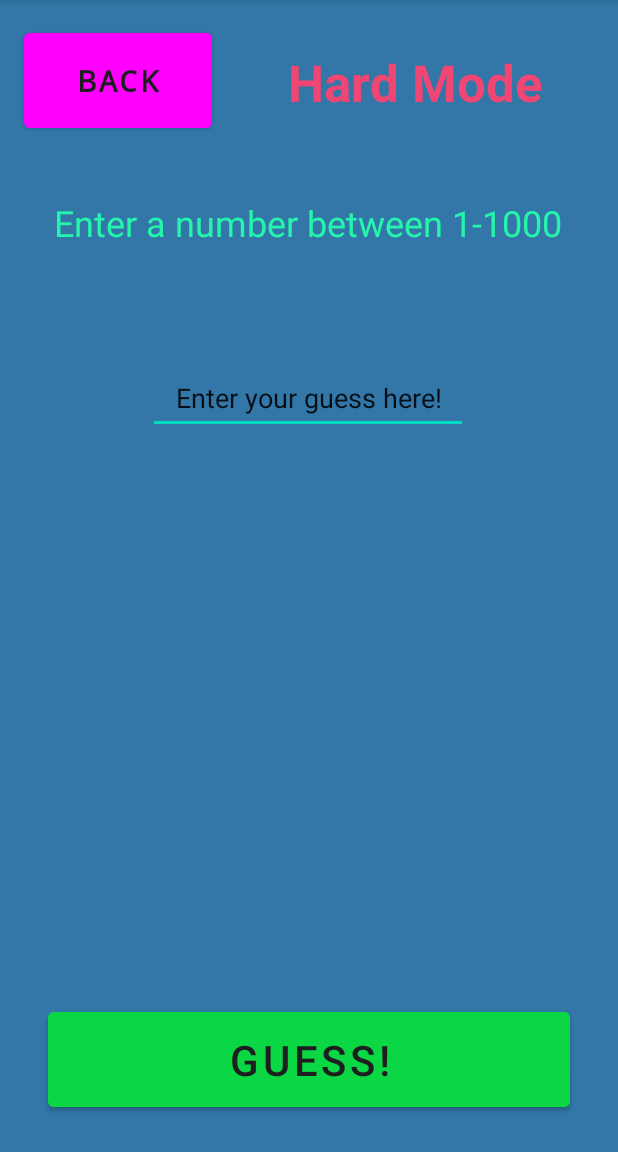
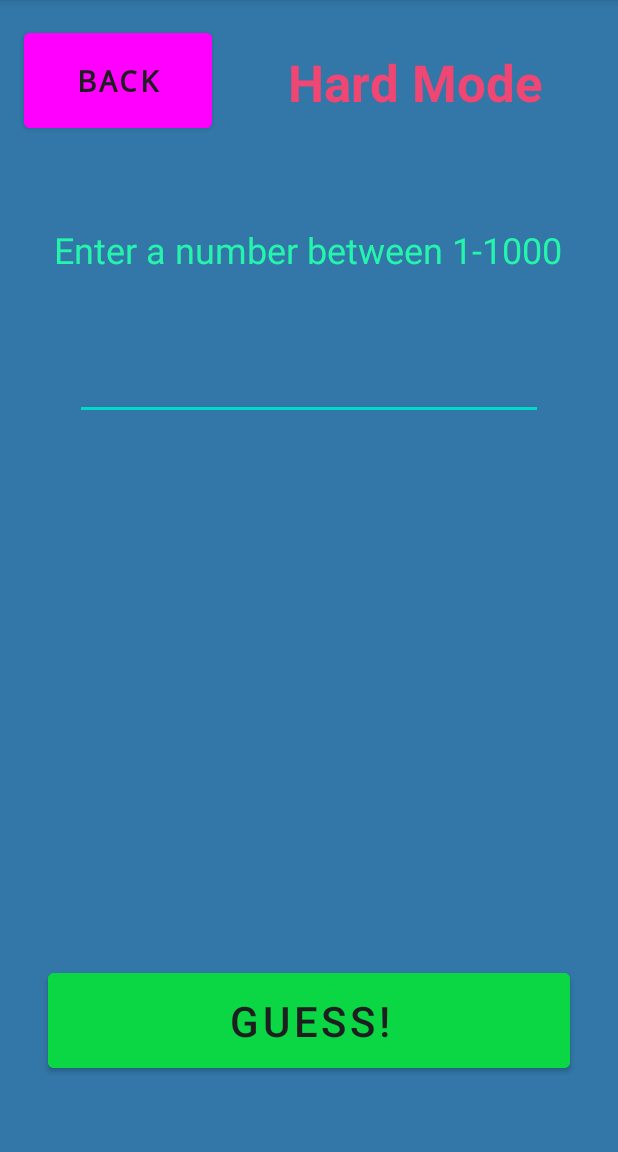
Before and after one commit to AuraCodez/guessthenumber, an Android app: the HardMode screen opened directly, with no data from a screen before it, on a phone screen of 412 x 824 dp, the part 84-1236 px from its top. Run offline under Robolectric (Android 15) with nearby library versions, the phone set to English and light mode, and no system bars.

Commit message:
removed text in the text field and added back button functionality

```diff
--- a/app/src/main/java/com/example/guessthenumber/HardMode.java
+++ b/app/src/main/java/com/example/guessthenumber/HardMode.java
@@ -2,14 +2,30 @@ package com.example.guessthenumber;
 
 import androidx.appcompat.app.AppCompatActivity;
 
+import android.content.Intent;
 import android.os.Bundle;
+import android.view.View;
 import android.widget.Button;
 
 public class HardMode extends AppCompatActivity {
+    private Button btnHardBack;
 
     @Override
     protected void onCreate(Bundle savedInstanceState) {
         super.onCreate(savedInstanceState);
         setContentView(R.layout.activity_hard_mode);
+
+        btnHardBack = findViewById(R.id.btnHardBack);
+        btnHardBack.setOnClickListener(new View.OnClickListener() {
+            @Override
+            public void onClick(View view) {
+                openModeSelection();
+            }
+        });
+    }
+
+    public void openModeSelection() {
+        Intent intent = new Intent(this, ModeSelection.class);
+        startActivity(intent);
     }
 }
--- a/app/src/main/res/layout/activity_hard_mode.xml
+++ b/app/src/main/res/layout/activity_hard_mode.xml
@@ -27,7 +27,7 @@
         android:layout_width="wrap_content"
         android:layout_height="50dp"
 
-        android:layout_marginTop="32dp"
+        android:layout_marginTop="50dp"
         android:gravity="center"
         android:text="Enter a number between 1-1000"
         android:textColor="#25f5ac"
@@ -43,7 +43,7 @@
         android:layout_height="75dp"
         android:layout_marginStart="32dp"
         android:layout_marginEnd="32dp"
-        android:layout_marginBottom="24dp"
+        android:layout_marginBottom="50dp"
         android:backgroundTint="#0bd644"
         android:text="GUESS!"
         android:textColor="#1d1e1f"
@@ -54,20 +54,21 @@
 
     <EditText
         android:id="@+id/txtHardGuess"
-        android:layout_width="wrap_content"
+        android:layout_width="0dp"
         android:layout_height="wrap_content"
 
+        android:layout_marginStart="50dp"
+        android:layout_marginEnd="50dp"
         android:ems="10"
         android:gravity="center"
         android:inputType="number"
         android:minHeight="48dp"
-        android:text="Enter your guess here!"
         app:layout_constraintBottom_toTopOf="@+id/btnHardGuess"
         app:layout_constraintEnd_toEndOf="parent"
         app:layout_constraintHorizontal_bias="0.497"
         app:layout_constraintStart_toStartOf="parent"
         app:layout_constraintTop_toBottomOf="@+id/lblHardEnterNum"
-        app:layout_constraintVertical_bias="0.152" />
+        app:layout_constraintVertical_bias="0.1" />
 
     <TextView
         android:id="@+id/lblHardResponse"
```
Also changed, not shown: app/src/main/java/com/example/guessthenumber/EasyMode.java (+17 -0 lines), app/src/main/java/com/example/guessthenumber/MediumMode.java (+16 -0 lines), app/src/main/res/layout/activity_medium_mode.xml (+6 -5 lines).
